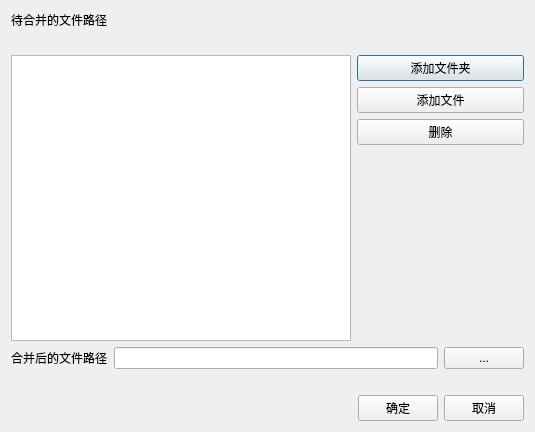
This is FileWrapper/dlgmergefile.ui in lujiajingcn/FileWrapper as Qt 5 draws it before an edit. The edited form follows.
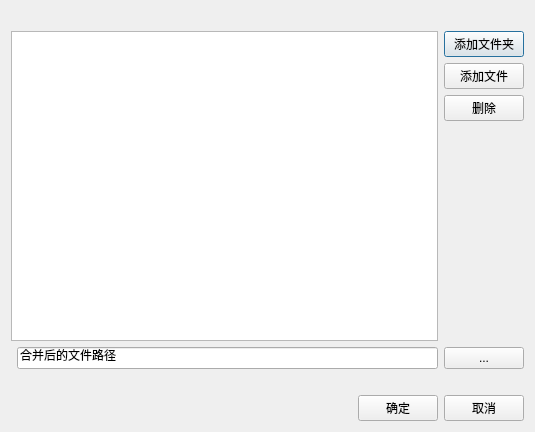
This is the edited form.

Commit message: 调整合并文件的界面

Patch:
```diff
--- a/FileWrapper/dlgmergefile.ui
+++ b/FileWrapper/dlgmergefile.ui
@@ -19,28 +19,8 @@
      <item row="0" column="0">
       <layout class="QGridLayout" name="gridLayout_4">
        <item row="0" column="0">
-        <layout class="QGridLayout" name="gridLayout_3">
-         <item row="0" column="0">
-          <widget class="QLabel" name="label">
-           <property name="text">
-            <string>待合并的文件路径</string>
-           </property>
-          </widget>
-         </item>
+        <layout class="QGridLayout" name="gridLayout_3" columnstretch="5,0,0">
          <item row="1" column="0" colspan="2">
-          <widget class="QLabel" name="labelSummary">
-           <property name="sizePolicy">
-            <sizepolicy hsizetype="Ignored" vsizetype="Preferred">
-             <horstretch>0</horstretch>
-             <verstretch>0</verstretch>
-            </sizepolicy>
-           </property>
-           <property name="text">
-            <string/>
-           </property>
-          </widget>
-         </item>
-         <item row="2" column="0" colspan="2">
           <widget class="QTreeView" name="treeView">
            <property name="selectionMode">
             <enum>QAbstractItemView::SelectionMode::ExtendedSelection</enum>
@@ -50,7 +30,20 @@
            </property>
           </widget>
          </item>
-         <item row="2" column="2">
+         <item row="0" column="0" colspan="2">
+          <widget class="QLabel" name="labelSummary">
+           <property name="sizePolicy">
+            <sizepolicy hsizetype="Ignored" vsizetype="Preferred">
+             <horstretch>0</horstretch>
+             <verstretch>0</verstretch>
+            </sizepolicy>
+           </property>
+           <property name="text">
+            <string/>
+           </property>
+          </widget>
+         </item>
+         <item row="1" column="2">
           <layout class="QGridLayout" name="gridLayout_2">
            <item row="0" column="0">
             <widget class="QPushButton" name="btnAddDir">
@@ -92,15 +85,12 @@
        </item>
        <item row="1" column="0">
         <layout class="QGridLayout" name="gridLayout">
-         <item row="0" column="0">
-          <widget class="QLabel" name="label_2">
-           <property name="text">
-            <string>合并后的文件路径</string>
-           </property>
-          </widget>
-         </item>
          <item row="0" column="1">
-          <widget class="QLineEdit" name="leMergedFilePath"/>
+          <widget class="QLineEdit" name="leMergedFilePath">
+           <property name="text">
+            <string>合并后的文件路径</string>
+           </property>
+          </widget>
          </item>
          <item row="0" column="2">
           <widget class="QPushButton" name="btnMergedFilePath">
```
Left out of the diff: 8 changed lines with no effect on the pictures. The commit also changes 1 other file.
